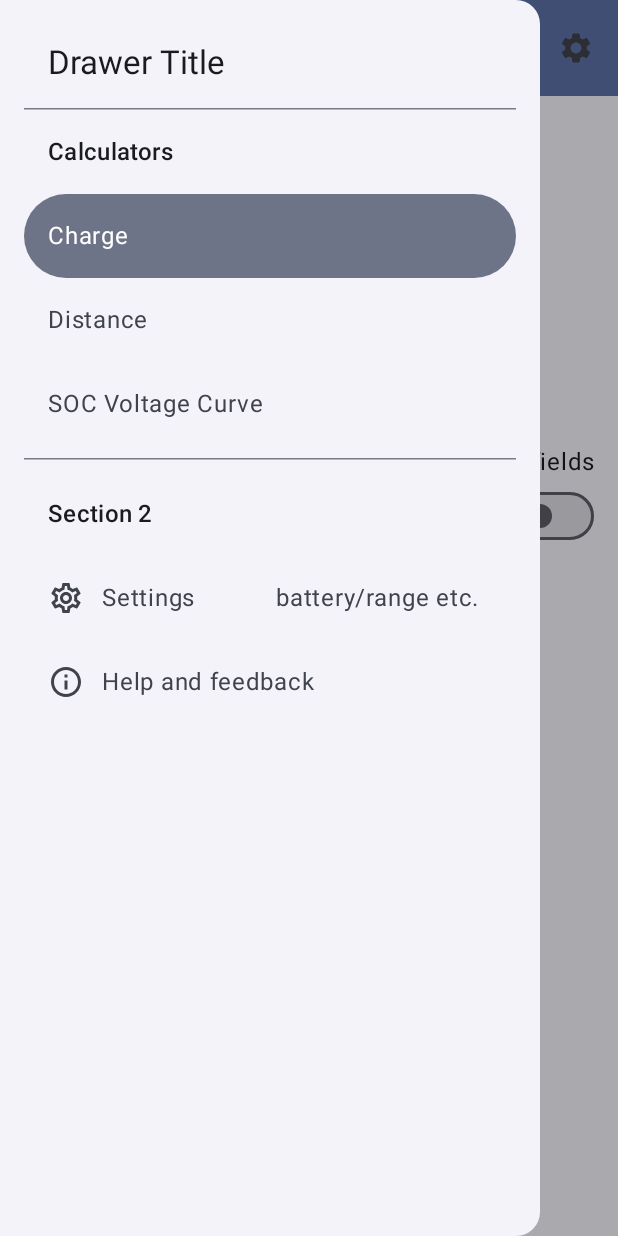
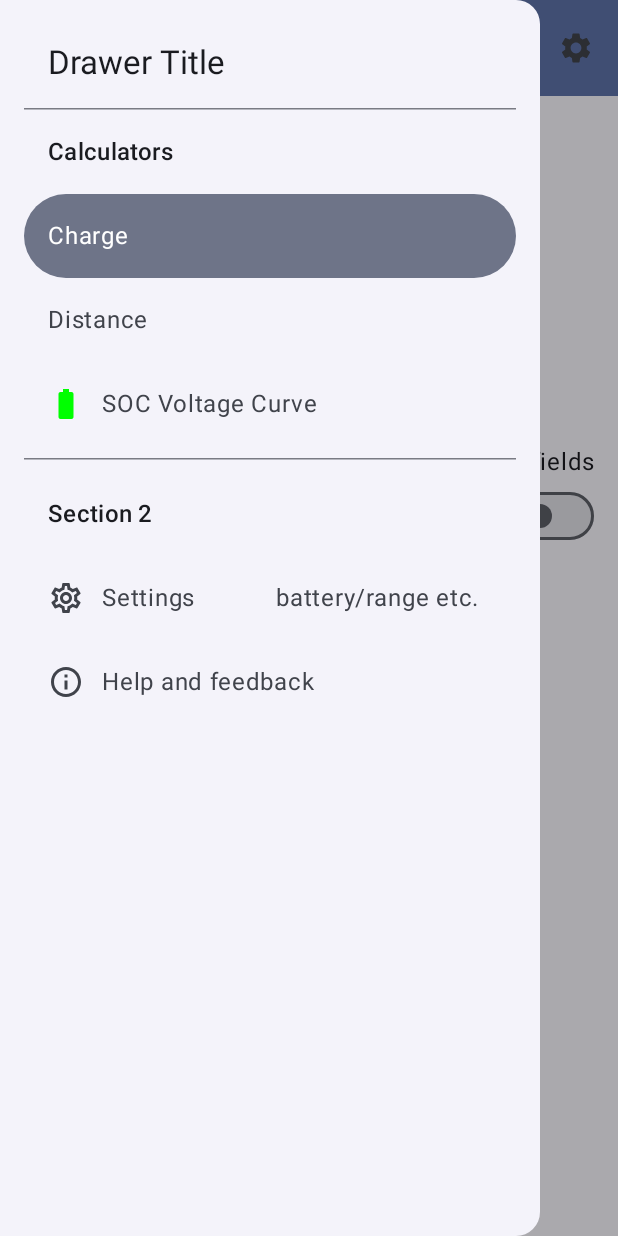
Before and after one commit to Iliyan-Y/TsparkV2, an Android app built with Jetpack Compose: the screen it shows after launch (MainActivity), after a tap on "Menu", on a phone screen of 412 x 824 dp. Run offline under Robolectric (Android 15) with nearby library versions, the phone set to English and light mode, and no system bars; our stand-ins replace Room's generated code; 1 other tap on this screen came first.

Commit message:
Small improvements

```diff
--- a/app/build.gradle.kts
+++ b/app/build.gradle.kts
@@ -51,6 +51,7 @@ dependencies {
     implementation(libs.androidx.ui.graphics)
     implementation(libs.androidx.ui.tooling.preview)
     implementation(libs.androidx.material3)
+    implementation(libs.androidx.material.icons.extended)
 
     // navigation
     implementation(libs.androidx.navigation.compose)
@@ -70,5 +71,4 @@ dependencies {
     androidTestImplementation(libs.androidx.ui.test.junit4)
     debugImplementation(libs.androidx.ui.tooling)
     debugImplementation(libs.androidx.ui.test.manifest)
-
 }
--- a/app/src/main/java/com/example/tspark/TSparkApp.kt
+++ b/app/src/main/java/com/example/tspark/TSparkApp.kt
@@ -66,7 +66,6 @@ fun TSparkApp(
                     .pointerInput(Unit) {
                         detectTapGestures(onTap = { focusManager.clearFocus() })
                     }) { innerPadding ->
-
                 AppNavHost(innerPadding, navController)
             }
         }
--- a/app/src/main/java/com/example/tspark/ui/navigation/HamburgerMenu.kt
+++ b/app/src/main/java/com/example/tspark/ui/navigation/HamburgerMenu.kt
@@ -8,6 +8,7 @@ import androidx.compose.foundation.layout.padding
 import androidx.compose.foundation.rememberScrollState
 import androidx.compose.foundation.verticalScroll
 import androidx.compose.material.icons.Icons
+import androidx.compose.material.icons.filled.BatteryFull
 import androidx.compose.material.icons.outlined.Info
 import androidx.compose.material.icons.outlined.Settings
 import androidx.compose.material3.DrawerState
@@ -20,6 +21,7 @@ import androidx.compose.material3.NavigationDrawerItem
 import androidx.compose.material3.Text
 import androidx.compose.runtime.Composable
 import androidx.compose.ui.Modifier
+import androidx.compose.ui.graphics.Color
 import androidx.compose.ui.res.stringResource
 import androidx.compose.ui.unit.dp
 import androidx.navigation.NavHostController
@@ -99,7 +101,14 @@ fun HamburgerMenu(
                             menuScope.launch {
                                 drawerState.close()
                             }
-                        }
+                        },
+                        icon = {
+                            Icon(
+                                Icons.Filled.BatteryFull,
+                                contentDescription = null,
+                                tint = Color.Green
+                            )
+                        },
                     )
 
                     HorizontalDivider(modifier = Modifier.padding(vertical = 8.dp))
--- a/gradle/libs.versions.toml
+++ b/gradle/libs.versions.toml
@@ -12,6 +12,7 @@ roomRuntime = "2.7.0"
 roomCompiler = "2.7.0"
 roomKtx = "2.7.0"
 datastorePreferences = "1.1.5"
+materialIconsExtended = "1.7.8"
 
 [libraries]
 androidx-core-ktx = { group = "androidx.core", name = "core-ktx", version.ref = "coreKtx" }
@@ -33,6 +34,7 @@ androidx-room-runtime = { group = "androidx.room", name = "room-runtime", versio
 androidx-room-compiler = { group = "androidx.room", name = "room-compiler", version.ref = "roomCompiler" }
 androidx-room-ktx = { group = "androidx.room", name = "room-ktx", version.ref = "roomKtx" }
 androidx-datastore-preferences = { group = "androidx.datastore", name = "datastore-preferences", version = "1.1.0" }
+androidx-material-icons-extended = { group = "androidx.compose.material", name = "material-icons-extended", version.ref = "materialIconsExtended" }
 
 [plugins]
 android-application = { id = "com.android.application", version.ref = "agp" }
```
Also changed, not shown: app/src/main/java/com/example/tspark/ui/SocVoltageDiagram/DiagramScreen.kt (+39 -2 lines).
